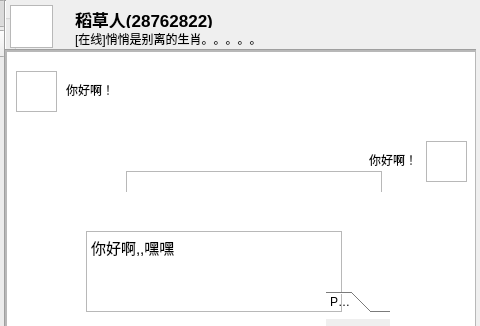
This is gui/guiChat.ui in younfor/PyLinuxQQ as Qt 5 draws it before an edit; both pictures show x 95 to 575 and y 0 to 326 of the 575 by 524 pixel window. The edited form follows.
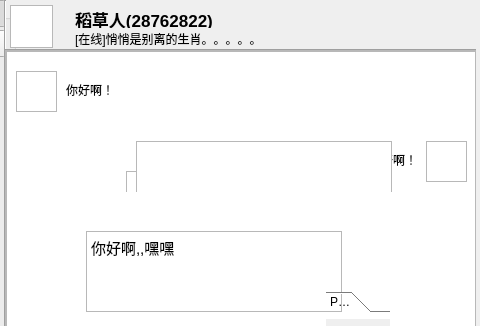
This is the edited form. Icons and pictures are not drawn.

```diff
--- a/gui/guiChat.ui
+++ b/gui/guiChat.ui
@@ -353,6 +353,16 @@
          </rect>
         </property>
        </widget>
+       <widget class="QTextBrowser" name="textBrowser_2">
+        <property name="geometry">
+         <rect>
+          <x>130</x>
+          <y>10</y>
+          <width>256</width>
+          <height>192</height>
+         </rect>
+        </property>
+       </widget>
       </widget>
       <widget class="QTextBrowser" name="textBrowser">
        <property name="geometry">
```
Left out of the diff: 19 changed lines with no effect on the pictures.
